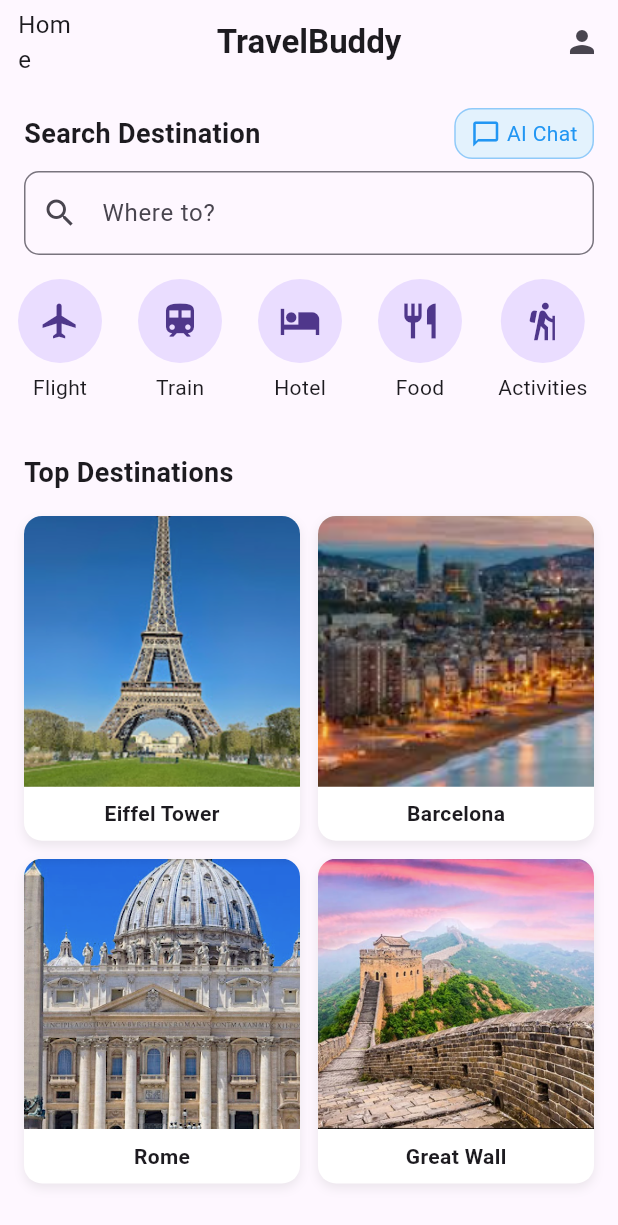
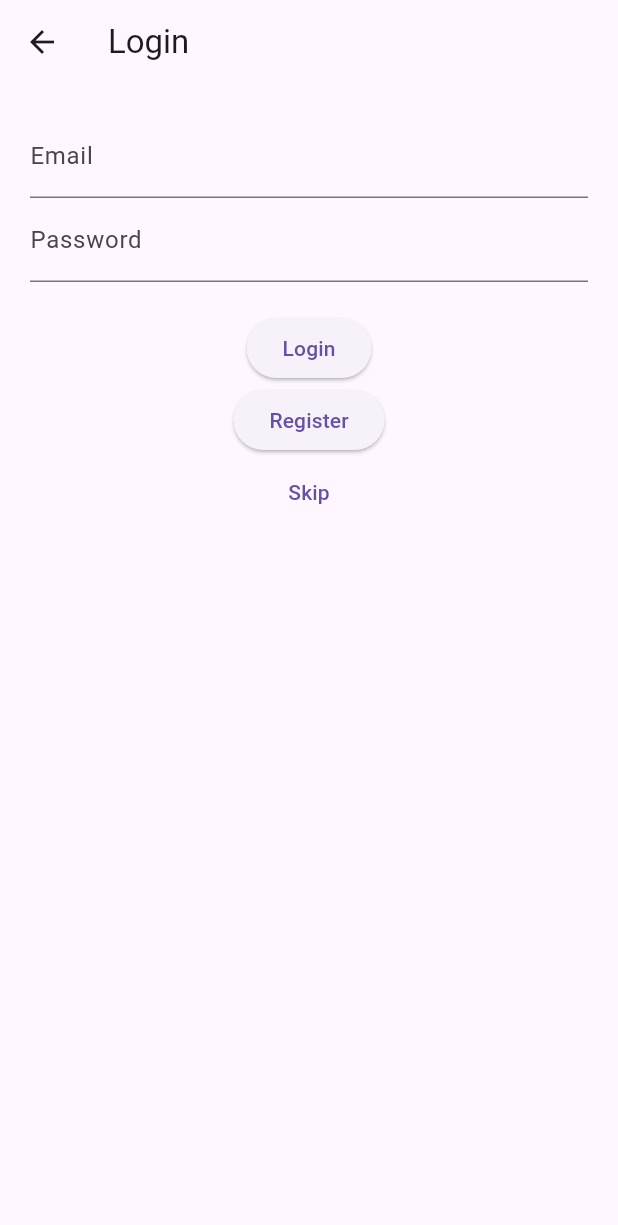
Before and after one commit to Hasan7e/TravelBuddy, a Flutter app: the screen it shows after launch, after a tap on the "person" icon, on a phone screen of 412 x 824 dp. Shown: the top 1225 px of the screen. Run offline on Flutter 3.47's test engine with Material 3 defaults, Android fonts, the phone set to English and light mode, and no system bars; our stand-ins replace firebase_auth, firebase_core, flutter_dotenv; accounts and stored records are empty.

```diff
--- a/frontend/lib/main.dart
+++ b/frontend/lib/main.dart
@@ -4,11 +4,18 @@ import 'package:travelbuddy/pages/chatbot.dart';
 import 'package:travelbuddy/pages/eiffel_tower.dart';
 import 'package:travelbuddy/pages/flight_booking.dart';
 import 'package:travelbuddy/pages/great_wall.dart';
+import 'package:travelbuddy/pages/login_page.dart';
 import 'package:travelbuddy/pages/rome.dart';
 import 'package:flutter_dotenv/flutter_dotenv.dart'; //import for apikey
+import 'package:firebase_core/firebase_core.dart'; // now
+import 'firebase_options.dart'; // now
+import 'package:firebase_auth/firebase_auth.dart'; //now 2
 
 Future<void> main() async {
   WidgetsFlutterBinding.ensureInitialized(); // important!
+  await Firebase.initializeApp(
+    options: DefaultFirebaseOptions.currentPlatform,
+  ); // now added
   await dotenv.load(fileName: ".env"); // loading environment variables
   runApp(TravelBuddyApp());
 }
@@ -37,39 +44,93 @@ class TravelBuddyApp extends StatelessWidget {
 
         '/flight-booking':
             (context) => FlightBookingPage(), // route to booking page
+
+        '/login': (context) => LoginPage(), // route to booking page
       },
     );
   }
 }
 
-class HomeScreen extends StatelessWidget {
+// Home Screen with AppBar
+class HomeScreen extends StatefulWidget {
   const HomeScreen({super.key});
 
   @override
+  State<HomeScreen> createState() => _HomeScreenState();
+}
+
+class _HomeScreenState extends State<HomeScreen> {
+  User? user;
+
+  @override
+  void initState() {
+    super.initState();
+    user = FirebaseAuth.instance.currentUser;
+
+    // Listen for login/logout changes
+    FirebaseAuth.instance.authStateChanges().listen((User? updatedUser) {
+      setState(() {
+        user = updatedUser;
+      });
+    });
+  }
+
+  @override
   Widget build(BuildContext context) {
+    final username = user?.email?.split('@')[0];
+
     return Scaffold(
-      appBar: AppBar(
+      appBar: PreferredSize(
+        preferredSize: const Size.fromHeight(100),
+        child: AppBar(
+          backgroundColor: Colors.deepPurple,
+          title: Column(
+            crossAxisAlignment: CrossAxisAlignment.center,
+            children: [
+              const Text(
+                "TravelBuddy",
+                style: TextStyle(
+                  fontWeight: FontWeight.bold,
+                  fontSize: 20,
+                  color: Colors.white,
+                ),
+              ),
+              if (user != null && username != null)
+                Text(
+                  "Logged in as $username",
+                  style: const TextStyle(fontSize: 13, color: Colors.white70),
+                ),
+            ],
+          ),
           centerTitle: true,
-        title: const Text(
-          "TravelBuddy",
-          style: TextStyle(fontWeight: FontWeight.bold),
+          leading: Padding(
+            padding: const EdgeInsets.only(left: 16.0),
+            child: Center(
+              child: Text(
+                "Home",
+                style: const TextStyle(
+                  fontSize: 14,
+                  color: Colors.white70,
+                  fontWeight: FontWeight.bold,
                 ),
-        leading: Center(
-          child: Padding(
-            padding: const EdgeInsets.only(left: 12.0),
-            child: Text("Home", style: TextStyle(fontSize: 16)),
+              ),
             ),
           ),
           actions: [
             IconButton(
-            icon: const Icon(Icons.person),
+              icon: const Icon(Icons.person, color: Colors.white),
               onPressed: () {
-              Navigator.pushNamed(context, '/profile');
+                Navigator.pushNamed(context, '/login');
               },
             ),
           ],
         ),
-      body: SingleChildScrollView(
+      ),
+
+      body: Column(
+        children: [
+          Expanded(
+            child: SingleChildScrollView(
               child: Column(
                 crossAxisAlignment: CrossAxisAlignment.start,
                 children: [
@@ -79,13 +140,30 @@ class HomeScreen extends StatelessWidget {
                     padding: EdgeInsets.all(16.0),
                     child: Text(
                       "Top Destinations",
-                style: TextStyle(fontSize: 18, fontWeight: FontWeight.bold),
+                      style: TextStyle(
+                        fontSize: 18,
+                        fontWeight: FontWeight.bold,
+                      ),
                     ),
                   ),
                   _buildFeaturedPlaces(context),
-            //_buildAIChat(),
                 ],
               ),
+            ),
+          ),
+          if (user != null)
+            Padding(
+              padding: const EdgeInsets.only(bottom: 16.0),
+              child: ElevatedButton.icon(
+                onPressed: () async {
+                  await FirebaseAuth.instance.signOut();
+                  Navigator.pushReplacementNamed(context, '/login');
+                },
+                icon: const Icon(Icons.logout),
+                label: const Text("Logout"),
+              ),
+            ),
+        ],
       ),
     );
   }
@@ -279,5 +357,3 @@ Widget _buildFeaturedPlaces(BuildContext context) {
     ),
   );
 }
-
-//AI chat bot integration
--- a/frontend/lib/pages/flight_booking.dart
+++ b/frontend/lib/pages/flight_booking.dart
@@ -27,7 +27,9 @@ class _FlightBookingPageState extends State<FlightBookingPage> {
   ];
 
   Future<void> submitBooking() async {
-    final url = Uri.parse('http://localhost:3000/api/bookings');
+    final url = Uri.parse(
+      'http://localhost:3000/api/bookings',
+    ); // for IOS= http://localhost:3000/api/bookings  //for android= http:http://10.0.2.2:3000/api/bookings
 
     try {
       final response = await http.post(
--- /dev/null
+++ b/frontend/lib/pages/login_page.dart
@@ -0,0 +1,131 @@
+import 'package:flutter/material.dart';
+import 'package:firebase_auth/firebase_auth.dart';
+import 'package:travelbuddy/main.dart';
+
+class LoginPage extends StatefulWidget {
+  const LoginPage({super.key});
+
+  @override
+  State<LoginPage> createState() => _LoginPageState();
+}
+
+class _LoginPageState extends State<LoginPage> {
+  final emailController = TextEditingController();
+  final passwordController = TextEditingController();
+
+  final _formKey = GlobalKey<FormState>();
+  bool _isLoading = false;
+
+  void _showMessage(String message) {
+    if (!mounted) return;
+    ScaffoldMessenger.of(
+      context,
+    ).showSnackBar(SnackBar(content: Text(message)));
+  }
+
+  Future<void> login() async {
+    if (!_formKey.currentState!.validate()) return;
+
+    setState(() => _isLoading = true);
+    try {
+      await FirebaseAuth.instance.signInWithEmailAndPassword(
+        email: emailController.text.trim(),
+        password: passwordController.text.trim(),
+      );
+      if (mounted) {
+        _showMessage(
+          'Login successful!',
+        ); //supposed to keep update if the use is logged in
+      }
+      Navigator.pushReplacement(
+        context,
+        MaterialPageRoute(builder: (_) => const HomeScreen()),
+      ); // Go back to Home
+    } catch (e) {
+      _showMessage('Login Failed: ${e.toString()}');
+    } finally {
+      setState(() => _isLoading = false);
+    }
+  }
+
+  Future<void> register() async {
+    if (!_formKey.currentState!.validate()) return;
+
+    setState(() => _isLoading = true);
+    try {
+      await FirebaseAuth.instance.createUserWithEmailAndPassword(
+        email: emailController.text.trim(),
+        password: passwordController.text.trim(),
+      );
+      if (mounted) _showMessage('Registration successful!');
+      Navigator.pop(context);
+    } catch (e) {
+      _showMessage('Registration Failed: ${e.toString()}');
+    } finally {
+      setState(() => _isLoading = false);
+    }
+  }
+
+  @override
+  void dispose() {
+    emailController.dispose();
+    passwordController.dispose();
+    super.dispose();
+  }
+
+  @override
+  Widget build(BuildContext context) {
+    return Scaffold(
+      appBar: AppBar(title: const Text('Login')),
+      body: Padding(
+        padding: const EdgeInsets.all(20),
+        child: Form(
+          key: _formKey,
+          child: Column(
+            children: [
+              TextFormField(
+                controller: emailController,
+                decoration: const InputDecoration(labelText: "Email"),
+                keyboardType: TextInputType.emailAddress,
+                validator:
+                    (value) =>
+                        (value == null || value.isEmpty || !value.contains('@'))
+                            ? 'Enter a valid email'
+                            : null,
+              ),
+              TextFormField(
+                controller: passwordController,
+                decoration: const InputDecoration(labelText: "Password"),
+                obscureText: true,
+                validator:
+                    (value) =>
+                        (value == null || value.length < 6)
+                            ? 'Password must be at least 6 characters'
+                            : null,
+              ),
+              const SizedBox(height: 20),
+              _isLoading
+                  ? const CircularProgressIndicator()
+                  : Column(
+                    children: [
+                      ElevatedButton(
+                        onPressed: login,
+                        child: const Text("Login"),
+                      ),
+                      ElevatedButton(
+                        onPressed: register,
+                        child: const Text("Register"),
+                      ),
+                      TextButton(
+                        onPressed: () => Navigator.pop(context),
+                        child: const Text("Skip"),
+                      ),
+                    ],
+                  ),
+            ],
+          ),
+        ),
+      ),
+    );
+  }
+}
--- a/frontend/pubspec.yaml
+++ b/frontend/pubspec.yaml
@@ -42,7 +42,8 @@ dependencies:
 
   # dependency for connecting to AI via http
   http: ^1.4.0
-
+  firebase_core: ^2.24.0
+  firebase_auth: ^4.20.0
 
 
 
```
Also changed, not shown: frontend/firebase.json (added), frontend/lib/firebase_options.dart (added), frontend/pubspec.lock, 19 other files. Lines whose indentation alone changed are shown as unchanged.
